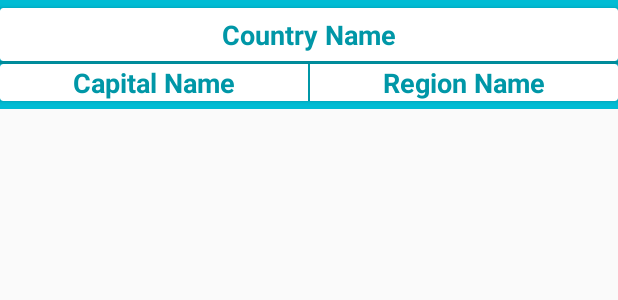
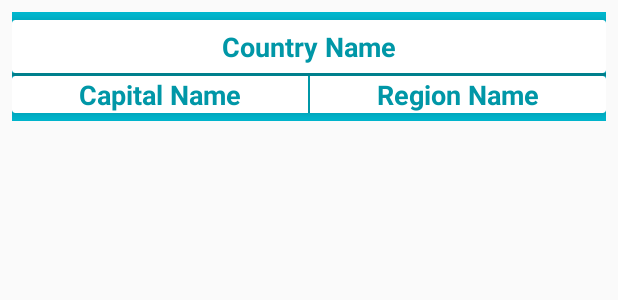
Before and after one commit to barakat95/SoleekLabTask, an Android app: the layout country_row.xml on its own in the app's theme, with its tools: preview values and no code run, on a phone screen of 412 x 824 dp. Shown: the top 300 px of the screen. Run offline under Robolectric (Android 15) with nearby library versions, the phone set to English and light mode, and no system bars.

Commit message:
Home screen edit design and card view

```diff
--- a/app/src/main/java/com/example/barakat/soleeklab/adapter/CountriesAdapter.java
+++ b/app/src/main/java/com/example/barakat/soleeklab/adapter/CountriesAdapter.java
@@ -17,6 +17,7 @@ public class CountriesAdapter extends RecyclerView.Adapter<CountriesAdapter.Coun
     Context context;
     int rawLayout;
     List<Countries> countries;
+
 
     public CountriesAdapter(Context context, int rawLayout, List<Countries> responseList) {
         this.context = context;
--- a/app/src/main/java/com/example/barakat/soleeklab/view/MainActivity.java
+++ b/app/src/main/java/com/example/barakat/soleeklab/view/MainActivity.java
@@ -30,6 +30,7 @@ public class MainActivity extends AppCompatActivity {
 
     FirebaseAuth firebaseAuth;
     FirebaseUser firebaseUser;
+    private int mLoadedItems = 0;
 
     @Override
     protected void onCreate(Bundle savedInstanceState) {
@@ -50,6 +51,7 @@ public class MainActivity extends AppCompatActivity {
 //      Setting Recycler View and the layout manager
         final RecyclerView recyclerView = findViewById(R.id.recyclerview);
         recyclerView.setLayoutManager(new LinearLayoutManager(this));
+
 //        Getting the response from API
         ApiInterface apiServices = ApiClient.getClient().create(ApiInterface.class);
         Call<List<Countries>> call = apiServices.getAllCountries();
--- a/app/src/main/res/layout/activity_main.xml
+++ b/app/src/main/res/layout/activity_main.xml
@@ -78,6 +78,7 @@
     <android.support.v7.widget.RecyclerView
         android:id="@+id/recyclerview"
         android:layout_width="match_parent"
+        android:background="@color/colorPrimary"
         android:layout_height="match_parent"></android.support.v7.widget.RecyclerView>
 
 </LinearLayout>
--- a/app/src/main/res/layout/country_row.xml
+++ b/app/src/main/res/layout/country_row.xml
@@ -4,13 +4,16 @@
     android:layout_width="match_parent"
     android:layout_height="wrap_content"
     android:background="@color/colorPrimary"
+    android:layout_margin="8dp"
     android:orientation="vertical">
 
     <android.support.v7.widget.CardView
         android:layout_width="match_parent"
         android:layout_height="wrap_content"
         android:layout_marginTop="5dp"
-        android:padding="20dp">
+        android:elevation="10dp"
+        android:padding="20dp"
+        app:cardElevation="10dp">
 
         <LinearLayout
             android:layout_width="match_parent"
@@ -42,7 +45,9 @@
         android:layout_width="match_parent"
         android:layout_height="wrap_content"
         android:layout_marginBottom="5dp"
-        android:padding="20dp">
+        android:elevation="10dp"
+        android:padding="20dp"
+        app:cardElevation="10dp">
 
         <LinearLayout
             android:layout_width="match_parent"
```
